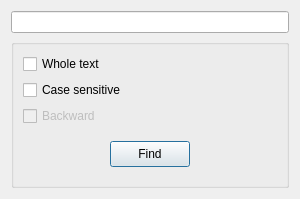
The window that finddialog.ui (VitalyGladyshev/GB-text-editor) describes before a commit, drawn with Qt 5.
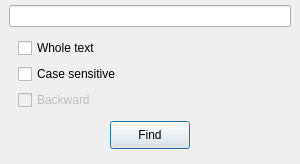
The same window after the commit.

Diff of the .ui file:
```diff
--- a/finddialog.ui
+++ b/finddialog.ui
@@ -7,7 +7,7 @@
     <x>0</x>
     <y>0</y>
     <width>300</width>
-    <height>186</height>
+    <height>164</height>
    </rect>
   </property>
   <property name="sizePolicy">
@@ -19,18 +19,30 @@
   <property name="maximumSize">
    <size>
     <width>16777215</width>
-    <height>186</height>
+    <height>164</height>
    </size>
   </property>
   <property name="windowTitle">
    <string>Find text</string>
   </property>
   <layout class="QVBoxLayout" name="verticalLayout_2">
+   <property name="leftMargin">
+    <number>9</number>
+   </property>
+   <property name="topMargin">
+    <number>5</number>
+   </property>
+   <property name="rightMargin">
+    <number>9</number>
+   </property>
+   <property name="bottomMargin">
+    <number>5</number>
+   </property>
    <item>
     <widget class="QLineEdit" name="lineEdit"/>
    </item>
    <item>
-    <widget class="QGroupBox" name="groupBox">
+    <widget class="QWidget" name="widget" native="true">
      <property name="sizePolicy">
       <sizepolicy hsizetype="Preferred" vsizetype="Fixed">
        <horstretch>0</horstretch>
@@ -38,6 +50,18 @@
       </sizepolicy>
      </property>
      <layout class="QVBoxLayout" name="verticalLayout">
+      <property name="leftMargin">
+       <number>9</number>
+      </property>
+      <property name="topMargin">
+       <number>5</number>
+      </property>
+      <property name="rightMargin">
+       <number>9</number>
+      </property>
+      <property name="bottomMargin">
+       <number>5</number>
+      </property>
       <item>
        <widget class="QCheckBox" name="checkBoxWholeText">
         <property name="sizePolicy">
@@ -77,6 +101,18 @@
          </sizepolicy>
         </property>
         <layout class="QHBoxLayout" name="horizontalLayout">
+         <property name="leftMargin">
+          <number>9</number>
+         </property>
+         <property name="topMargin">
+          <number>5</number>
+         </property>
+         <property name="rightMargin">
+          <number>9</number>
+         </property>
+         <property name="bottomMargin">
+          <number>5</number>
+         </property>
          <item>
           <spacer name="horizontalSpacer">
            <property name="orientation">
@@ -95,7 +131,7 @@
            <property name="minimumSize">
             <size>
              <width>0</width>
-             <height>26</height>
+             <height>28</height>
             </size>
            </property>
            <property name="text">
```
